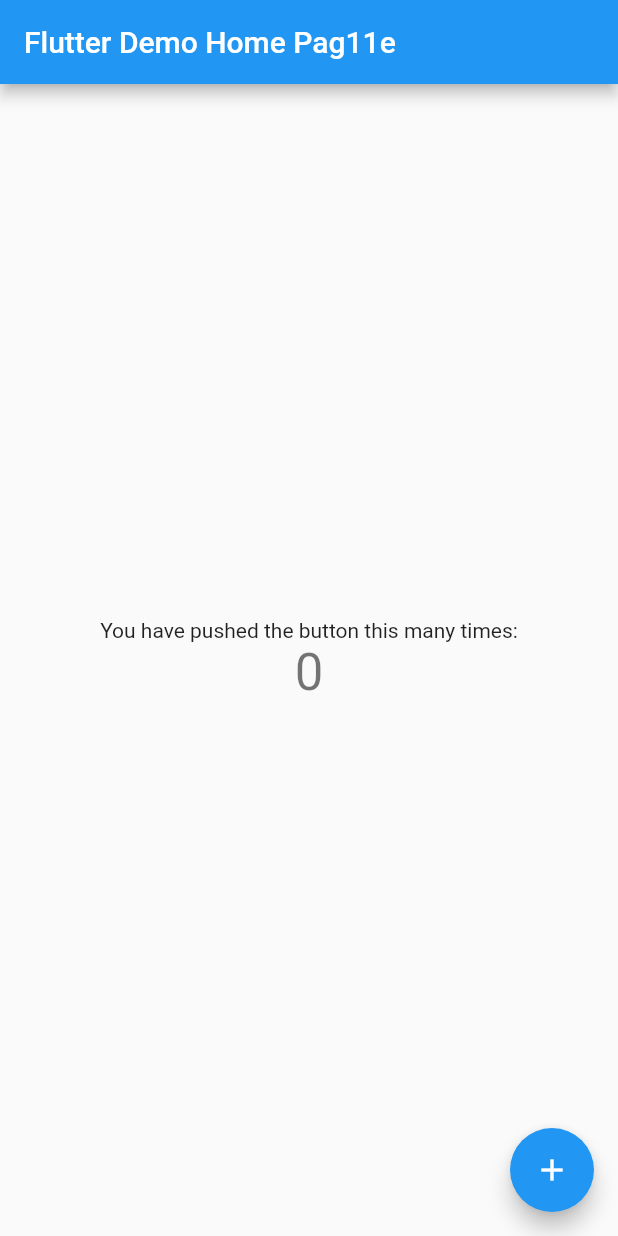
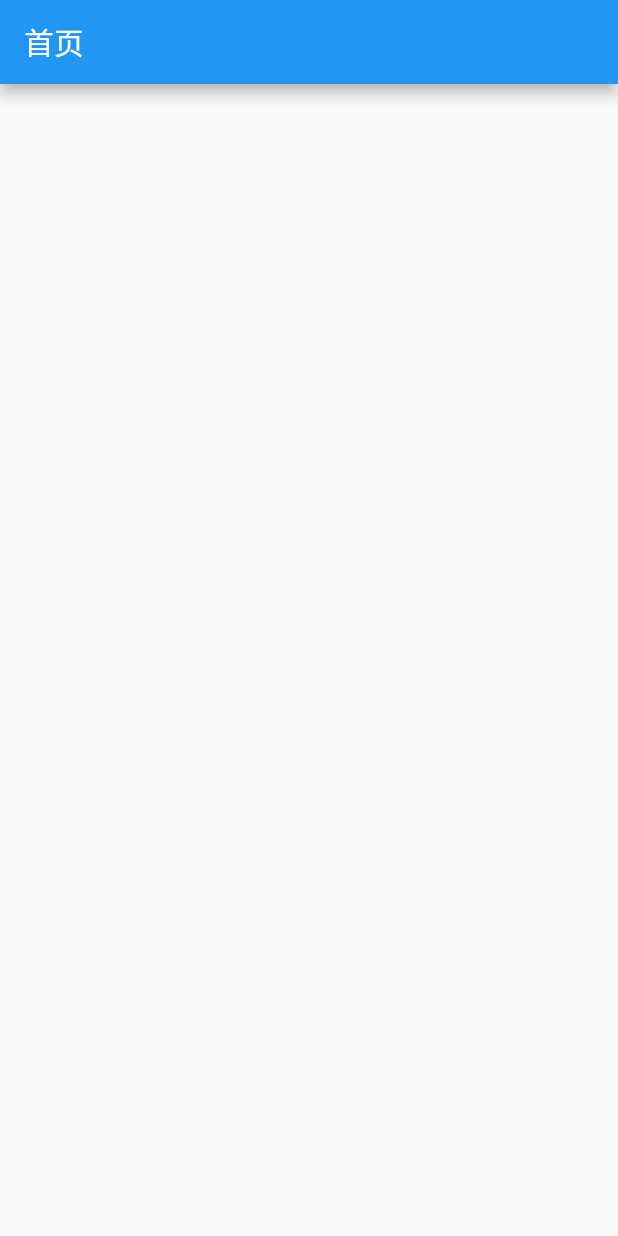
Before and after one commit to vcqzero/jjhy-app-refactor, a Flutter app: the screen it shows after launch, on a phone screen of 412 x 824 dp. Run offline on Flutter 3.47's test engine with Material 2 defaults, Android fonts, the phone set to English and light mode, and no system bars.

Commit message:
定义首页路由

```diff
--- a/lib/main.dart
+++ b/lib/main.dart
@@ -1,7 +1,17 @@
 import 'package:flutter/material.dart';
+import 'package:flutter/services.dart';
+import './pages/home/Index.dart';
 
 void main() {
   runApp(MyApp());
+  // 定义状态栏
+  // SystemUiOverlayStyle systemUiOverlayStyle = SystemUiOverlayStyle(
+  //   statusBarColor: Colors.lightBlue.shade800,
+  // );
+  // SystemChrome.setSystemUIOverlayStyle(systemUiOverlayStyle);
+
+  // 禁止横屏
+  SystemChrome.setPreferredOrientations([DeviceOrientation.portraitUp]);
 }
 
 class MyApp extends StatelessWidget {
@@ -9,109 +19,16 @@ class MyApp extends StatelessWidget {
   @override
   Widget build(BuildContext context) {
     return MaterialApp(
+      debugShowCheckedModeBanner: false,
       title: '京9',
       theme: ThemeData(
-        // This is the theme of your application.
-        //
-        // Try running your application with "flutter run". You'll see the
-        // application has a blue toolbar. Then, without quitting the app, try
-        // changing the primarySwatch below to Colors.green and then invoke
-        // "hot reload" (press "r" in the console where you ran "flutter run",
-        // or simply save your changes to "hot reload" in a Flutter IDE).
-        // Notice that the counter didn't reset back to zero; the application
-        // is not restarted.
         primarySwatch: Colors.blue,
-        // This makes the visual density adapt to the platform that you run
-        // the app on. For desktop platforms, the controls will be smaller and
-        // closer together (more dense) than on mobile platforms.
         visualDensity: VisualDensity.adaptivePlatformDensity,
       ),
-      home: MyHomePage(title: 'Flutter Demo Home Pag11e'),
+      initialRoute: HomePage.routeName,
+      routes: {
+        HomePage.routeName: (context) => HomePage(),
+      },
     );
   }
 }
-
-class MyHomePage extends StatefulWidget {
-  MyHomePage({Key key, this.title}) : super(key: key);
-
-  // This widget is the home page of your application. It is stateful, meaning
-  // that it has a State object (defined below) that contains fields that affect
-  // how it looks.
-
-  // This class is the configuration for the state. It holds the values (in this
-  // case the title) provided by the parent (in this case the App widget) and
-  // used by the build method of the State. Fields in a Widget subclass are
-  // always marked "final".
-
-  final String title;
-
-  @override
-  _MyHomePageState createState() => _MyHomePageState();
-}
-
-class _MyHomePageState extends State<MyHomePage> {
-  int _counter = 0;
-
-  void _incrementCounter() {
-    setState(() {
-      // This call to setState tells the Flutter framework that something has
-      // changed in this State, which causes it to rerun the build method below
-      // so that the display can reflect the updated values. If we changed
-      // _counter without calling setState(), then the build method would not be
-      // called again, and so nothing would appear to happen.
-      _counter++;
-    });
-  }
-
-  @override
-  Widget build(BuildContext context) {
-    // This method is rerun every time setState is called, for instance as done
-    // by the _incrementCounter method above.
-    //
-    // The Flutter framework has been optimized to make rerunning build methods
-    // fast, so that you can just rebuild anything that needs updating rather
-    // than having to individually change instances of widgets.
-    return Scaffold(
-      appBar: AppBar(
-        // Here we take the value from the MyHomePage object that was created by
-        // the App.build method, and use it to set our appbar title.
-        title: Text(widget.title),
-      ),
-      body: Center(
-        // Center is a layout widget. It takes a single child and positions it
-        // in the middle of the parent.
-        child: Column(
-          // Column is also a layout widget. It takes a list of children and
-          // arranges them vertically. By default, it sizes itself to fit its
-          // children horizontally, and tries to be as tall as its parent.
-          //
-          // Invoke "debug painting" (press "p" in the console, choose the
-          // "Toggle Debug Paint" action from the Flutter Inspector in Android
-          // Studio, or the "Toggle Debug Paint" command in Visual Studio Code)
-          // to see the wireframe for each widget.
-          //
-          // Column has various properties to control how it sizes itself and
-          // how it positions its children. Here we use mainAxisAlignment to
-          // center the children vertically; the main axis here is the vertical
-          // axis because Columns are vertical (the cross axis would be
-          // horizontal).
-          mainAxisAlignment: MainAxisAlignment.center,
-          children: <Widget>[
-            Text(
-              'You have pushed the button this many times:',
-            ),
-            Text(
-              '$_counter',
-              style: Theme.of(context).textTheme.headline4,
-            ),
-          ],
-        ),
-      ),
-      floatingActionButton: FloatingActionButton(
-        onPressed: _incrementCounter,
-        tooltip: 'Increment',
-        child: Icon(Icons.add),
-      ), // This trailing comma makes auto-formatting nicer for build methods.
-    );
-  }
-}
--- /dev/null
+++ b/lib/pages/home/Index.dart
@@ -0,0 +1,21 @@
+import 'package:flutter/material.dart';
+
+class HomePage extends StatefulWidget {
+  static const routeName = '/';
+  HomePage({Key key}) : super(key: key);
+
+  @override
+  _HomePageState createState() => _HomePageState();
+}
+
+class _HomePageState extends State<HomePage> {
+  @override
+  Widget build(BuildContext context) {
+    return Container(
+      child: Scaffold(
+          appBar: AppBar(
+        title: Text('首页'),
+      )),
+    );
+  }
+}
```
Also changed, not shown: 1 other file.
